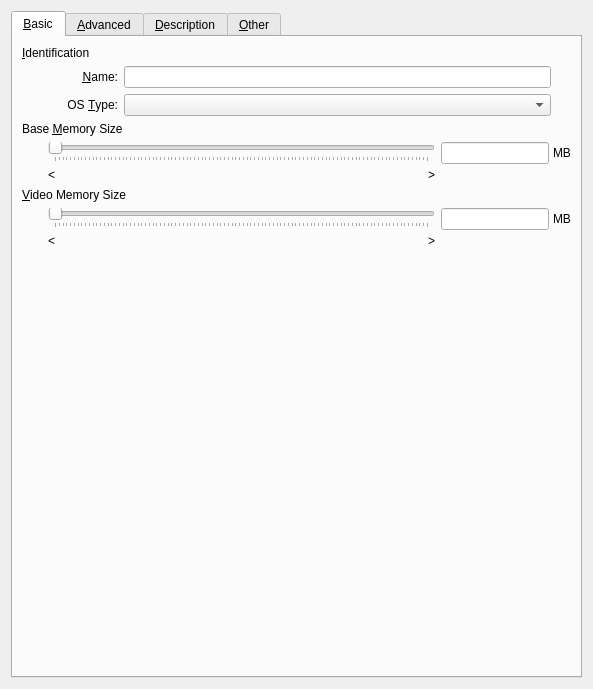
Before: the Qt Designer form vbox/src/VBox/Frontends/VirtualBox4/ui/VBoxVMSettingsGeneral.ui in jljuxgm/vboxgit, drawn with Qt 5.
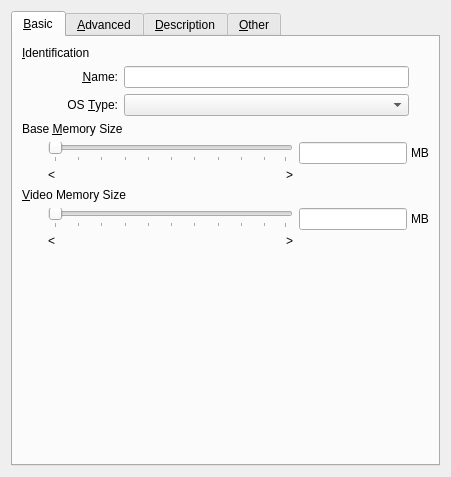
After: the same form once the commit is applied. The open tabs and pages were chosen to show the change. Custom widgets are drawn as their Qt base class.

Commit message:
commit_10650 ------------------------------------------------------------------------ r10650 | vboxsync | 2008-07-15 20:26:10 +0800 (Tue, 15 Jul 2008) | 2 lines
FE/Qt4: Default to the "Basic" page.

------------------------------------------------------------------------

Patch:
```diff
--- a/vbox/src/VBox/Frontends/VirtualBox4/ui/VBoxVMSettingsGeneral.ui
+++ b/vbox/src/VBox/Frontends/VirtualBox4/ui/VBoxVMSettingsGeneral.ui
@@ -22,8 +22,8 @@
    <rect>
     <x>0</x>
     <y>0</y>
-    <width>593</width>
-    <height>689</height>
+    <width>451</width>
+    <height>477</height>
    </rect>
   </property>
   <layout class="QHBoxLayout" >
```
Left out of the diff: 2 changed lines with no effect on the pictures.
